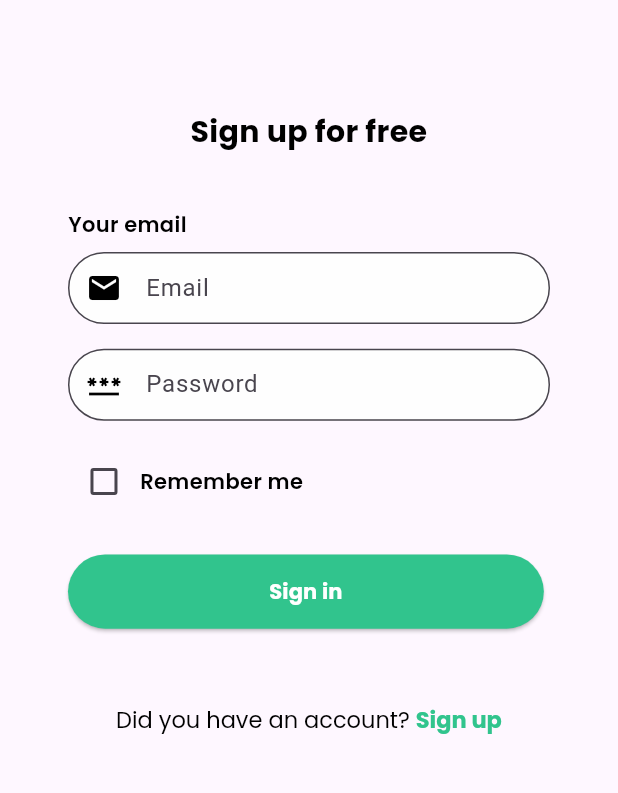
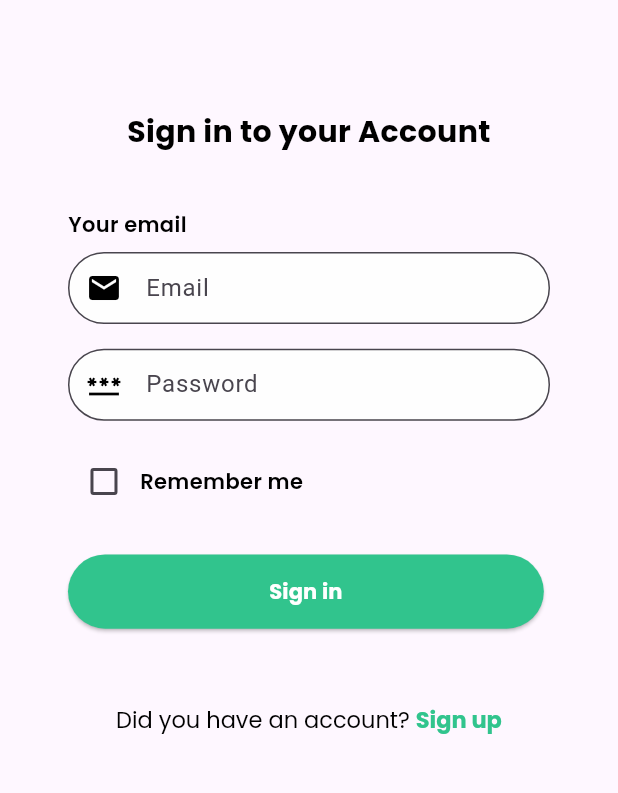
Before and after one commit to fdldestriana/new-chatify, a Flutter app: the SigninView screen opened directly, on a phone screen of 412 x 824 dp, the part 396-1189 px from its top. Run offline on Flutter 3.47's test engine with Material 3 defaults, Android fonts, the light colour scheme and no system bars; our stand-ins replace bloc, firebase_auth, firebase_core, flutter_bloc, google_fonts; accounts and stored records are empty; generated files the repository leaves out were written again.

Commit message:
new commit

```diff
--- a/lib/views/signin_view.dart
+++ b/lib/views/signin_view.dart
@@ -69,7 +69,7 @@ class _SigninViewState extends State<SigninView> {
               children: [
                 SizedBox(height: Get.height * 0.10),
                 const ReLogoWidget(),
-                const ReNotLoggedInWidget(title: "Sign up for free"),
+                const ReNotLoggedInWidget(title: "Sign in to your Account"),
                 Padding(
                   padding: EdgeInsets.symmetric(horizontal: Get.width * 0.11),
                   child: Column(
```
